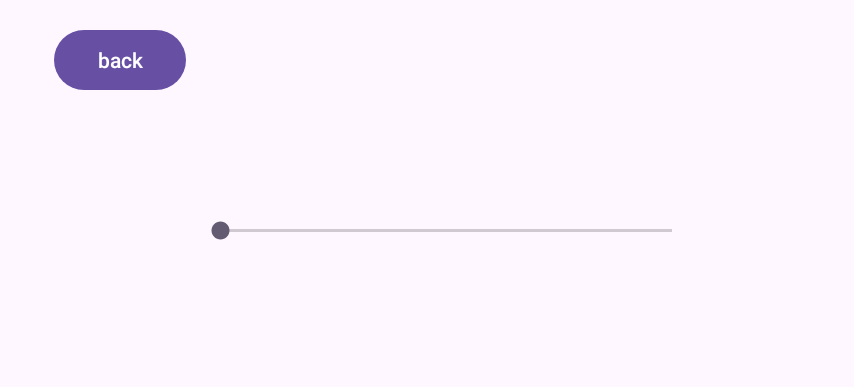
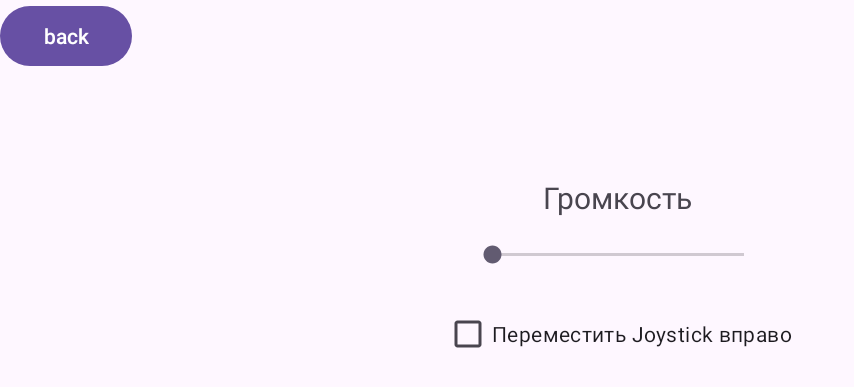
Before and after one commit to AlexandrSamsumgSchool/MyGame, an Android app: the screen it shows after launch (Options), after a tap on "НАСТРОЙКИ", on a phone screen of 824 x 412 dp (held sideways). Shown: the top 387 px of the screen, without its empty margins (0-854 px from the left). Run offline under Robolectric (Android 15) with nearby library versions, the phone set to English and light mode, and no system bars.

Commit message:
first commit

```diff
--- a/app/src/main/java/com/example/mygame/GameLoop.java
+++ b/app/src/main/java/com/example/mygame/GameLoop.java
@@ -4,8 +4,8 @@ import android.graphics.Canvas;
 import android.view.SurfaceHolder;
 public class GameLoop extends Thread{
     private boolean isRunning = false;
-    private  SurfaceHolder surfaceHolder;
-    private Game game;
+    private final SurfaceHolder surfaceHolder;
+    private final Game game;
     private double averageFPS;
     public  long startTime;
     public GameLoop(Game game, SurfaceHolder surfaceHolder) {
--- a/app/src/main/java/com/example/mygame/Menu.java
+++ b/app/src/main/java/com/example/mygame/Menu.java
@@ -1,31 +1,30 @@
 package com.example.mygame;
 
 import androidx.appcompat.app.AppCompatActivity;
-
-import android.content.Context;
 import android.content.Intent;
-import android.media.AudioManager;
 import android.media.MediaPlayer;
 import android.os.Bundle;
 import android.view.View;
-import android.view.WindowManager;
 import android.widget.Button;
+import android.widget.EditText;
 
 public class Menu extends AppCompatActivity {
     Button play,quit,options;
     MediaPlayer mediaPlayer ;
+    EditText Name ;
+    String name;
+    Boolean rp = false;
     @Override
     protected void onCreate(Bundle savedInstanceState) {
         super.onCreate(savedInstanceState);
         setContentView(R.layout.activity_menu);
         getWindow().getDecorView().setSystemUiVisibility(View.SYSTEM_UI_FLAG_HIDE_NAVIGATION);
-
+        Name = findViewById(R.id.name);
         int h = getIntent().getIntExtra("KEY",0);
         if(h==0) {
             mediaPlayer = MediaPlayer.create(this, R.raw.menu);
             mediaPlayer.start();
             mediaPlayer.setLooping(true);
-
         }
 
         play = findViewById(R.id.play);
@@ -33,12 +32,17 @@ public class Menu extends AppCompatActivity {
         options = findViewById(R.id.options);
         play.setOnClickListener(v -> {
             Intent i = new Intent(Menu.this,MainActivity.class);
+            name = Name.getText().toString();
+            rp = getIntent().getBooleanExtra("Replace",false);
+            i.putExtra("Replace",rp);
+            i.putExtra("Name",name);
             startActivity(i);
             mediaPlayer.stop();
         });
         quit.setOnClickListener(v -> {
             finishAndRemoveTask(); mediaPlayer.stop();
         });
+
         options.setOnClickListener(v -> {
             Intent i = new Intent(Menu.this,Options.class);
             startActivity(i);
--- a/app/src/main/java/com/example/mygame/Options.java
+++ b/app/src/main/java/com/example/mygame/Options.java
@@ -1,26 +1,25 @@
 package com.example.mygame;
-
-import static java.security.AccessController.getContext;
 
 import androidx.appcompat.app.AppCompatActivity;
 import android.content.Context;
 import android.content.Intent;
 import android.media.AudioManager;
 import android.os.Bundle;
-import android.view.View;
 import android.widget.Button;
+import android.widget.CheckBox;
+import android.widget.RadioButton;
 import android.widget.SeekBar;
-import android.widget.TextView;
 
 
 public class Options extends AppCompatActivity {
     AudioManager audioManager;
-
+    CheckBox replace;
     @Override
     protected void onCreate(Bundle savedInstanceState) {
         super.onCreate(savedInstanceState);
         setContentView(R.layout.activity_options);
         SeekBar seekBar = findViewById(R.id.seekbar);
+        replace = findViewById(R.id.sw);
         audioManager = (AudioManager) getSystemService(Context.AUDIO_SERVICE);
         seekBar.setOnSeekBarChangeListener(new SeekBar.OnSeekBarChangeListener() {
             @Override
@@ -42,6 +41,7 @@ public class Options extends AppCompatActivity {
         back.setOnClickListener(v -> {
             Intent i = new Intent(Options.this,Menu.class);
             i.putExtra("KEY",audioManager.getStreamVolume(AudioManager.STREAM_MUSIC));
+            if(replace.isChecked())i.putExtra("Replace",true);
             startActivity(i);
             finish();
         });
--- a/app/src/main/java/com/example/mygame/Player.java
+++ b/app/src/main/java/com/example/mygame/Player.java
@@ -1,16 +1,13 @@
 package com.example.mygame;
 
 import android.content.Context;
-import android.graphics.Color;
-import android.widget.Button;
-
 import androidx.core.content.ContextCompat;
 
 public class Player extends Circle  {
     public float EatenFood = 0;
     public static  double MAX_SPEED = 10;
     public double mass;
-    private Joystick joystick;
+    private final Joystick joystick;
 
 
     public Player(Context context, Joystick joystick, double positionX, double positionY, double radius) {
--- a/app/src/main/java/com/example/mygame/SplashScreen.java
+++ b/app/src/main/java/com/example/mygame/SplashScreen.java
@@ -4,7 +4,6 @@ import androidx.appcompat.app.AppCompatActivity;
 
 import android.content.Intent;
 import android.os.Bundle;
-import android.view.SurfaceHolder;
 
 public class SplashScreen extends AppCompatActivity {
     @Override
--- a/app/src/main/res/layout/activity_options.xml
+++ b/app/src/main/res/layout/activity_options.xml
@@ -1,34 +1,40 @@
 <?xml version="1.0" encoding="utf-8"?>
-<androidx.constraintlayout.widget.ConstraintLayout xmlns:android="http://schemas.android.com/apk/res/android"
-    xmlns:app="http://schemas.android.com/apk/res-auto"
+<LinearLayout xmlns:android="http://schemas.android.com/apk/res/android"
     xmlns:tools="http://schemas.android.com/tools"
     android:layout_width="match_parent"
     android:layout_height="match_parent"
-    android:layout_gravity="center"
+    android:orientation="vertical"
     tools:context=".Options">
-
-
-    <SeekBar
-        android:id="@+id/seekbar"
-        android:layout_width="333dp"
-        android:layout_height="0dp"
-        android:layout_gravity="center"
-        android:layout_marginEnd="360dp"
-        android:layout_marginBottom="241dp"
-        app:layout_constraintBottom_toBottomOf="parent"
-        app:layout_constraintEnd_toEndOf="parent"
-        app:layout_constraintTop_toBottomOf="@+id/bt1"
-        app:layout_constraintVertical_bias="0.362" />
 
     <Button
         android:id="@+id/bt1"
         android:layout_width="wrap_content"
         android:layout_height="wrap_content"
-        android:layout_marginStart="36dp"
-        android:layout_marginTop="16dp"
-        android:layout_marginBottom="73dp"
         android:text="back"
-        app:layout_constraintBottom_toTopOf="@+id/seekbar"
-        app:layout_constraintStart_toStartOf="parent"
-        app:layout_constraintTop_toTopOf="parent" />
-</androidx.constraintlayout.widget.ConstraintLayout>
+        />
+    <TextView
+        android:layout_width="wrap_content"
+        android:layout_height="wrap_content"
+        android:layout_gravity="center"
+        android:layout_marginTop="70dp"
+        android:textSize="20sp"
+       android:text="Громкость"
+        />
+    <SeekBar
+        android:layout_marginTop="15dp"
+        android:id="@+id/seekbar"
+        android:layout_width="200dp"
+        android:layout_height="wrap_content"
+        android:layout_gravity="center"
+
+        />
+    <CheckBox
+        android:id="@+id/sw"
+        android:layout_marginTop="20dp"
+        android:layout_width="wrap_content"
+        android:layout_height="wrap_content"
+        android:text="Переместить Joystick вправо"
+        android:layout_gravity="center"
+        />
+
+</LinearLayout>
```
Also changed, not shown: app/src/main/java/com/example/mygame/Game.java (+45 -37 lines), app/src/main/java/com/example/mygame/Joystick.java (+16 -7 lines), app/src/main/java/com/example/mygame/MainActivity.java (+4 -10 lines), app/src/main/res/layout/activity_menu.xml (+11 -1 lines).
